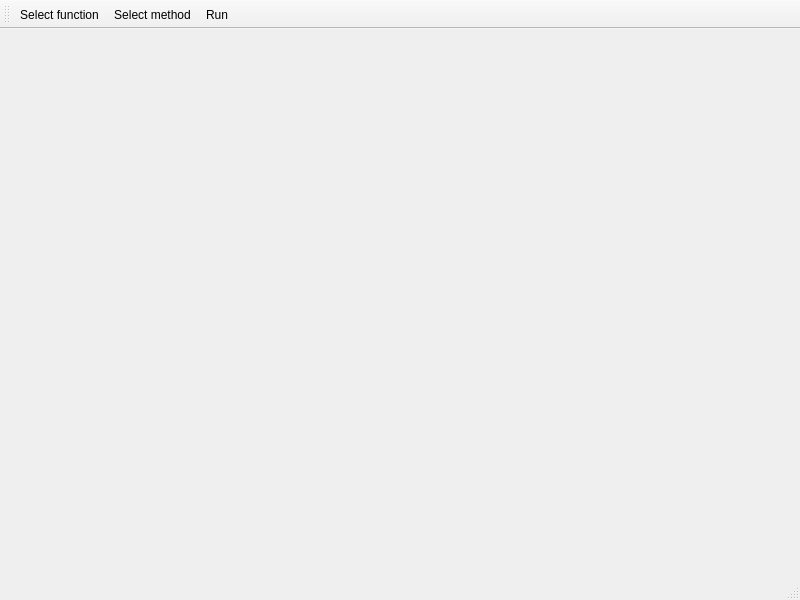
Above: graphicApp/graphicApp/mainwindow.ui from Daniil-Vlasenko/SPbUProgrammingForProbabilisticProblems before the change. Below: the same form after it.
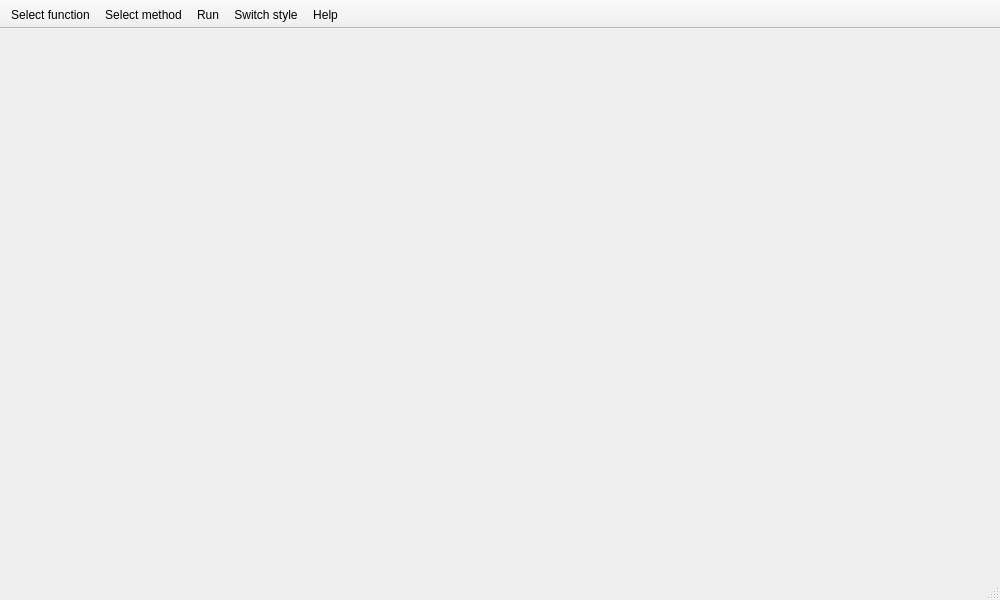
That is the form after the change.

What changed in the file:
```diff
--- a/graphicApp/graphicApp/mainwindow.ui
+++ b/graphicApp/graphicApp/mainwindow.ui
@@ -6,7 +6,7 @@
    <rect>
     <x>0</x>
     <y>0</y>
-    <width>800</width>
+    <width>1000</width>
     <height>600</height>
    </rect>
   </property>
@@ -26,9 +26,15 @@
   </widget>
   <widget class="QStatusBar" name="statusbar"/>
   <widget class="QToolBar" name="toolBar">
+   <property name="enabled">
+    <bool>true</bool>
+   </property>
    <property name="windowTitle">
     <string>toolBar</string>
    </property>
+   <property name="movable">
+    <bool>false</bool>
+   </property>
    <attribute name="toolBarArea">
     <enum>TopToolBarArea</enum>
    </attribute>
@@ -38,6 +44,8 @@
    <addaction name="actionSelect_function"/>
    <addaction name="actionSelect_method"/>
    <addaction name="actionRun"/>
+   <addaction name="actionSwitch_style"/>
+   <addaction name="actionHelp"/>
   </widget>
   <action name="actionSelect_function">
    <property name="text">
@@ -54,6 +62,16 @@
     <string>Run</string>
    </property>
   </action>
+  <action name="actionSwitch_style">
+   <property name="text">
+    <string>Switch style</string>
+   </property>
+  </action>
+  <action name="actionHelp">
+   <property name="text">
+    <string>Help</string>
+   </property>
+  </action>
  </widget>
  <resources/>
  <connections/>
```
Left out of the diff: 2 changed lines with no effect on the pictures.
